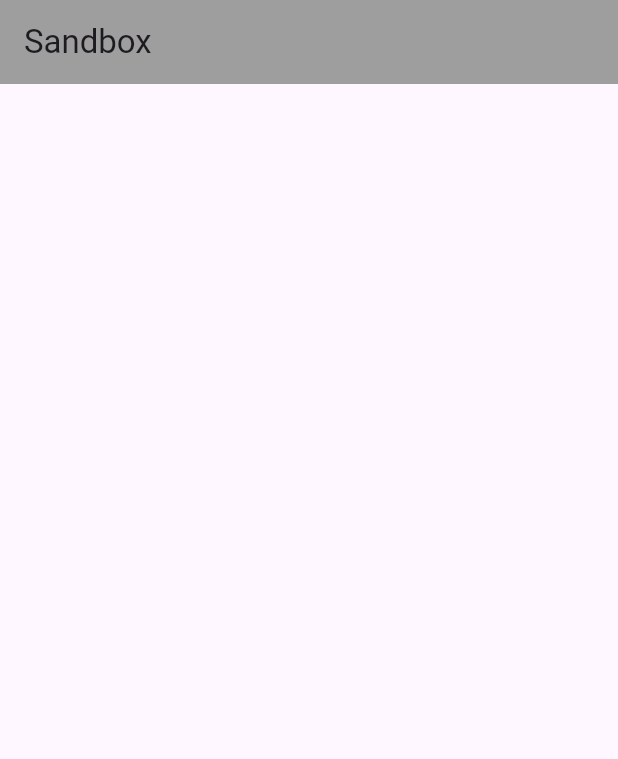
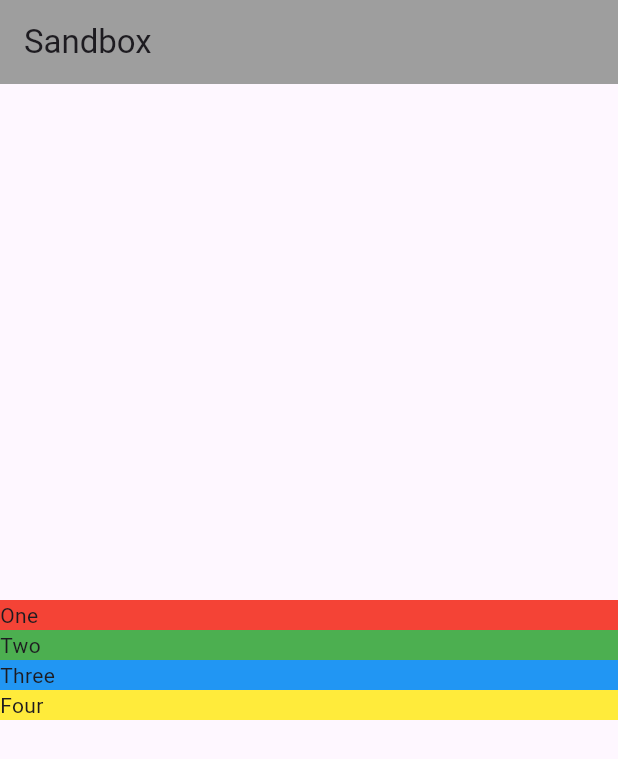
Before and after one commit to Hyzinx/Coffe_Card, a Flutter app: the screen it shows after launch, on a phone screen of 412 x 824 dp. Shown: the top 759 px of the screen. Run offline on Flutter 3.47's test engine with Material 3 defaults, Android fonts, the phone set to English and light mode, and no system bars.

Commit message:
The Colum widget | Main and Cross Access Alignment

```diff
--- a/lib/main.dart
+++ b/lib/main.dart
@@ -12,7 +12,16 @@
   Widget build(BuildContext context) {
     return Scaffold(
       appBar: AppBar(title: Text("Sandbox"), backgroundColor: Colors.grey),
-      body: Column(),
+      body: Column(
+        mainAxisAlignment: MainAxisAlignment.center,
+        crossAxisAlignment: CrossAxisAlignment.stretch,
+        children: [
+          Container(width: 100, color: Colors.red, child: Text('One')),
+          Container(width: 150, color: Colors.green, child: Text('Two')),
+          Container(width: 200, color: Colors.blue, child: Text('Three')),
+          Container(width: 100, color: Colors.yellow, child: Text('Four')),
+        ],
+      ),
     );
   }
 }
```
